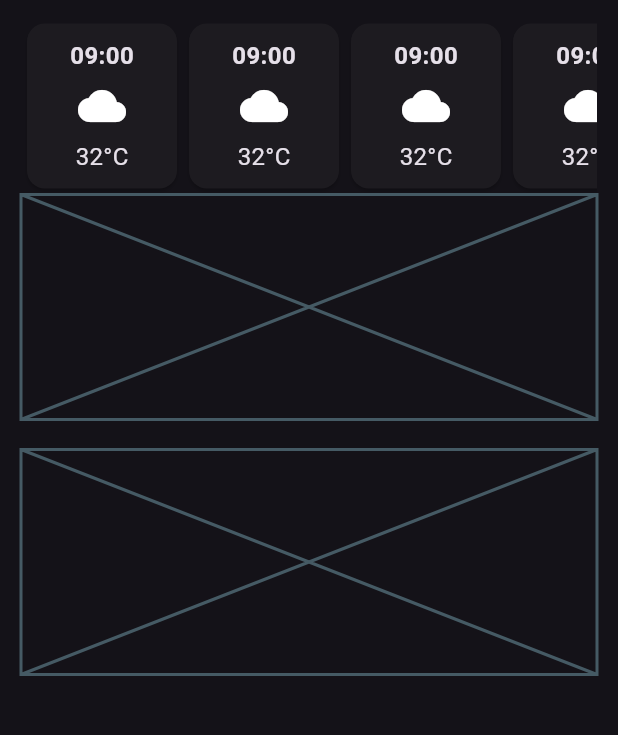
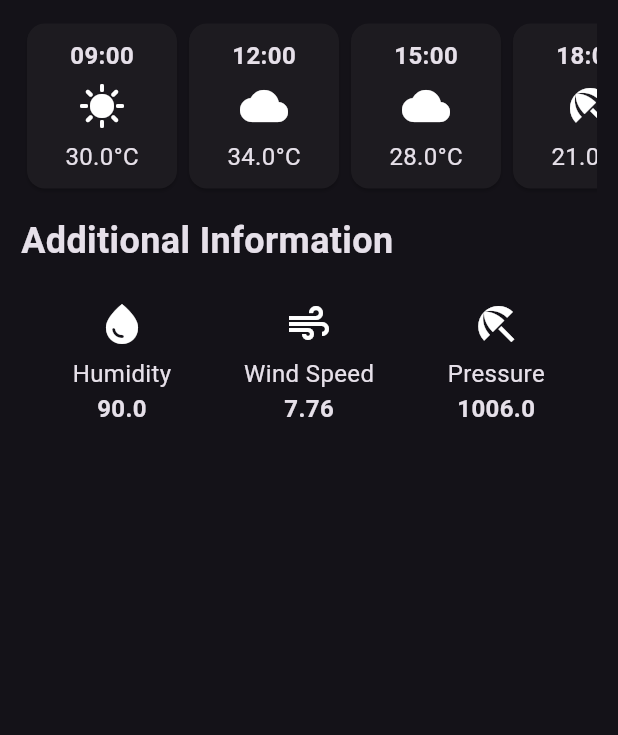
Before and after one commit to hankhongg/flutter-weather-app, a Flutter app: the screen it shows after launch, on a phone screen of 412 x 824 dp, the part 491-1226 px from its top. Run offline on Flutter 3.47's test engine with Material 3 defaults, Android fonts, the phone set to English and light mode, and no system bars.

Commit message:
feat(lib): add constructor - optinal value

```diff
--- /dev/null
+++ b/lib/additional_card.dart
@@ -0,0 +1,23 @@
+import "package:flutter/material.dart";
+
+class AddtionalCard extends StatelessWidget{
+  // required final things!
+  final IconData icon;
+  final String string;
+  final double value;
+  // constructor
+  const AddtionalCard({super.key, required this.icon, required this.string, required this.value});
+
+  Widget build(BuildContext context){
+    return Container(
+      padding: const EdgeInsets.all(12),
+      width: 115,
+      child: Column(children: [
+        Icon(icon, size: 32,),
+        const SizedBox(height: 6,),
+        Text(string, style: TextStyle(fontSize: 16),),
+        Text(value.toString(), style: TextStyle(fontSize: 16, fontWeight: FontWeight.bold),)
+      ],),
+    );
+  }
+}
--- /dev/null
+++ b/lib/hourly_weather_card.dart
@@ -0,0 +1,23 @@
+import 'package:flutter/material.dart';
+
+class HourlyWeatherCard extends StatelessWidget{
+  final String time;
+  final IconData icon;
+  final double temp;
+  const HourlyWeatherCard({super.key, required this.time, required this.icon, required this.temp});
+  Widget build(BuildContext context){
+    return Card(
+    child: Container(
+      padding: const EdgeInsets.all(10),
+      width: 100,
+      child: Column(children: [
+        Text(time, style: TextStyle(fontWeight: FontWeight.bold,fontSize: 16,), ),
+        const SizedBox(height: 6,),
+        Icon(icon, size: 32),
+        const SizedBox(height: 6,),
+        Text("$temp°C", style: TextStyle(fontSize: 16),)
+      ],),
+    )
+  );
+  }
+}
--- a/lib/weather_screen.dart
+++ b/lib/weather_screen.dart
@@ -1,5 +1,6 @@
 import 'dart:ui';
-
+import 'package:weather_app/additional_card.dart';
+import 'hourly_weather_card.dart';
 import 'package:flutter/material.dart';
 
 class WeatherApp extends StatefulWidget{
@@ -64,46 +65,31 @@ class _WeatherAppState extends State<WeatherApp>{
             child: Text("Weather Forecast", style: TextStyle(fontSize: 24, fontWeight: FontWeight.bold),)
           ),
           const SizedBox(height: 12),
-          SingleChildScrollView(
+          const SingleChildScrollView(
             scrollDirection: Axis.horizontal,
             child: Row(children: [
-            HourlyWeatherCard(),
-            HourlyWeatherCard(),
-            HourlyWeatherCard(),
-            HourlyWeatherCard(),
-            HourlyWeatherCard(),
+            HourlyWeatherCard(time: "09:00", icon: Icons.sunny, temp: 30),
+            HourlyWeatherCard(time: "12:00", icon: Icons.cloud, temp: 34),
+            HourlyWeatherCard(time: "15:00", icon: Icons.cloud, temp: 28),
+            HourlyWeatherCard(time: "18:00", icon: Icons.beach_access_sharp, temp: 21),
+            HourlyWeatherCard(time: "21:00", icon: Icons.nightlight_round, temp: 23),
             ],),
           ),
-          Placeholder(
-            fallbackHeight: 150,
-            fallbackWidth: 200,
+          const SizedBox(height: 14),
+          Align(
+            alignment: Alignment.centerLeft,
+            child: Text("Additional Information", style: TextStyle(fontSize: 24, fontWeight: FontWeight.bold),)
           ),
-          const SizedBox(height: 20),
-          Placeholder(
-            fallbackHeight: 150,
-            fallbackWidth: 200,
-          ),
+          const SizedBox(height: 10),
+          Row(
+            mainAxisAlignment: MainAxisAlignment.spaceEvenly,
+            children: [
+            AddtionalCard(icon: Icons.water_drop, string: "Humidity", value: 90),
+            AddtionalCard(icon: Icons.air, string: "Wind Speed", value: 7.76),
+            AddtionalCard(icon: Icons.beach_access, string: "Pressure", value: 1006),
+          ],),
         ],),
       )
     );
   }
 }
-
-class HourlyWeatherCard extends StatelessWidget{
-  const HourlyWeatherCard({super.key});
-  Widget build(BuildContext context){
-    return Card(
-    child: Container(
-      padding: const EdgeInsets.all(10),
-      width: 100,
-      child: Column(children: [
-        Text("09:00", style: TextStyle(fontWeight: FontWeight.bold,fontSize: 16,), ),
-        const SizedBox(height: 6,),
-        Icon(Icons.cloud, size: 32),
-        const SizedBox(height: 6,),
-        Text("32°C", style: TextStyle(fontSize: 16),)
-      ],),
-    )
-  );
-  }
-}
```
